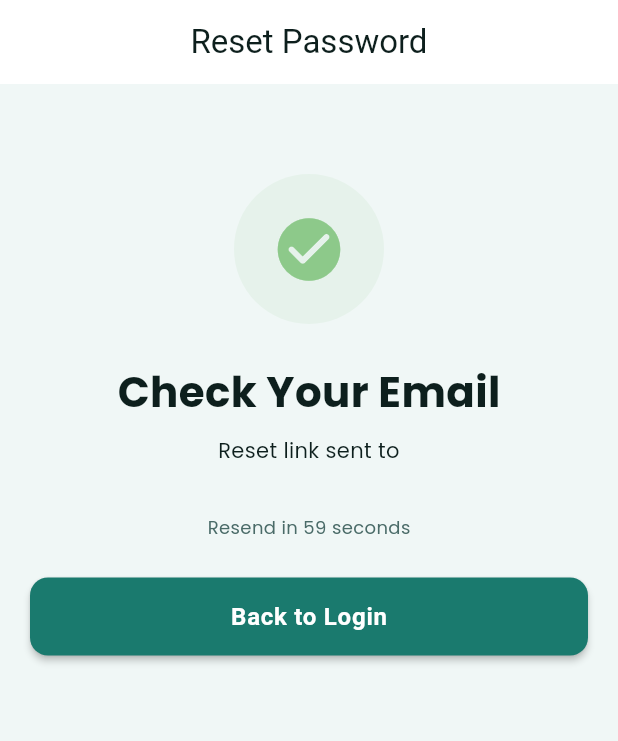
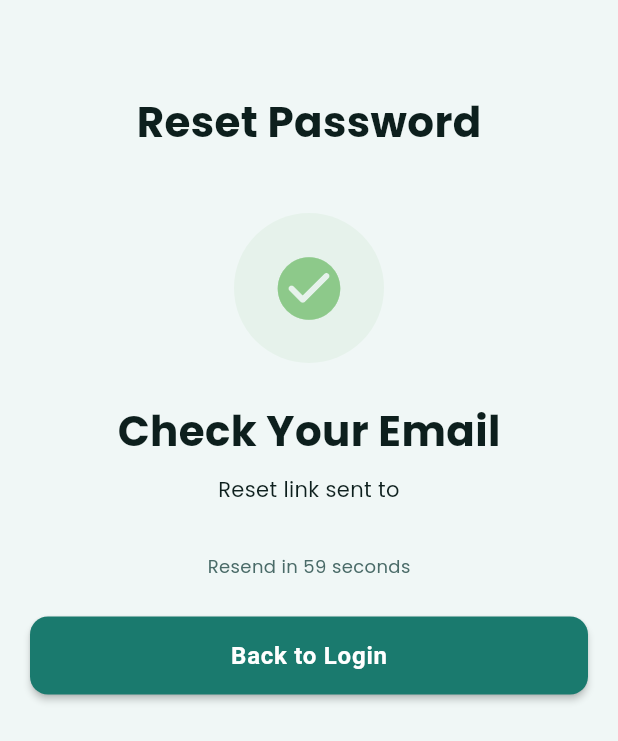
Before and after one commit to Vidushi-Infotech/kharchasplit_revamp, a Flutter app: the ForgotPasswordScreen screen opened by its route, after a tap on "Send Reset Link", on a phone screen of 412 x 824 dp. Shown: the top 741 px of the screen. Run offline on Flutter 3.47's test engine with Material 3 defaults, Android fonts, the phone set to English and light mode, and no system bars; our stand-ins replace flutter_riverpod, go_router, google_fonts, image_picker, shared_preferences; accounts and stored records are empty.

Commit message:
Add responsive web layout to Forgot Password screen
- Add split layout for web (teal left panel + form right panel)
- Keep mobile/tablet centered layout
- Match design consistency with Login and Register screens
- Add responsive utilities import
- Center all form content with proper alignment
- Full-width buttons with proper spacing
- Better visual hierarchy for both mobile and web

Forgot Password screen now displays with same professional split layout on web as Login/Register screens.

Co-Authored-By: Claude Haiku 4.5 <noreply@anthropic.com>

```diff
--- a/lib/modules/auth/screens/forgot_password_screen.dart
+++ b/lib/modules/auth/screens/forgot_password_screen.dart
@@ -1,5 +1,6 @@
 import 'package:flutter/material.dart';
 import 'package:go_router/go_router.dart';
+import '../../../core/responsive/responsive_utils.dart';
 import '../../../core/theme/app_colors.dart';
 import '../../../core/theme/app_text_styles.dart';
 import '../../../components/buttons/primary_button.dart';
@@ -44,22 +45,80 @@ class _ForgotPasswordScreenState extends State<ForgotPasswordScreen>
   @override
   Widget build(BuildContext context) {
     final isDark = Theme.of(context).brightness == Brightness.dark;
+    final isMobile = context.isMobile;
+    final isWeb = context.isWeb;
 
     return Scaffold(
       backgroundColor: AppColors.background(isDark),
-      appBar: AppBar(
-        title: const Text('Reset Password'),
-        elevation: 0,
-      ),
-      body: SafeArea(
+      body: isMobile || !isWeb
+          ? _buildMobileLayout(isDark)
+          : _buildWebLayout(isDark),
+    );
+  }
+
+  Widget _buildMobileLayout(bool isDark) {
+    return SafeArea(
       child: SingleChildScrollView(
         padding: const EdgeInsets.all(20),
-          child: Center(
-            child: ConstrainedBox(
-              constraints: const BoxConstraints(maxWidth: 500),
         child: Column(
           children: [
             const SizedBox(height: 40),
+            _buildFormContent(isDark),
+          ],
+        ),
+      ),
+    );
+  }
+
+  Widget _buildWebLayout(bool isDark) {
+    return Row(
+      children: [
+        Expanded(
+          child: Container(
+            color: AppColors.tealDark,
+            child: Center(
+              child: Column(
+                mainAxisAlignment: MainAxisAlignment.center,
+                children: [
+                  Text('Kharcha Split', style: AppTextStyles.headline1(true)),
+                  const SizedBox(height: 16),
+                  Text(
+                    'Smart expense splitting',
+                    style: AppTextStyles.body1(true),
+                  ),
+                ],
+              ),
+            ),
+          ),
+        ),
+        Expanded(
+          child: Center(
+            child: SingleChildScrollView(
+              padding: const EdgeInsets.all(48),
+              child: ConstrainedBox(
+                constraints: const BoxConstraints(maxWidth: 500),
+                child: _buildFormContent(isDark),
+              ),
+            ),
+          ),
+        ),
+      ],
+    );
+  }
+
+  Widget _buildFormContent(bool isDark) {
+    return Column(
+      crossAxisAlignment: CrossAxisAlignment.stretch,
+      children: [
+        Center(
+          child: Column(
+            children: [
+              Text('Reset Password', style: AppTextStyles.headline2(isDark)),
+              const SizedBox(height: 8),
+            ],
+          ),
+        ),
+        const SizedBox(height: 32),
         AnimatedSwitcher(
           duration: const Duration(milliseconds: 300),
           transitionBuilder: (child, animation) => FadeTransition(
@@ -77,21 +136,17 @@ class _ForgotPasswordScreenState extends State<ForgotPasswordScreen>
               : _buildStep1(isDark),
         ),
       ],
-              ),
-            ),
-          ),
-        ),
-      ),
     );
   }
 
   Widget _buildStep1(bool isDark) {
     return Column(
       key: const ValueKey('step1'),
-      crossAxisAlignment: CrossAxisAlignment.center,
+      crossAxisAlignment: CrossAxisAlignment.stretch,
       children: [
         // Icon
-        Container(
+        Center(
+          child: Container(
             width: 100,
             height: 100,
             decoration: BoxDecoration(
@@ -104,13 +159,21 @@ class _ForgotPasswordScreenState extends State<ForgotPasswordScreen>
               color: AppColors.tealDark,
             ),
           ),
+        ),
         const SizedBox(height: 24),
-        Text('Forgot Password?', style: AppTextStyles.headline2(isDark)),
+        Center(
+          child: Text(
+            'Forgot Password?',
+            style: AppTextStyles.headline2(isDark),
+          ),
+        ),
         const SizedBox(height: 8),
-        Text(
+        Center(
+          child: Text(
             'Enter your registered email and we\'ll send a reset link.',
             textAlign: TextAlign.center,
             style: AppTextStyles.body2(isDark),
+          ),
         ),
         const SizedBox(height: 32),
         AppTextField(
@@ -120,14 +183,24 @@ class _ForgotPasswordScreenState extends State<ForgotPasswordScreen>
           prefixIcon: Icons.email_rounded,
         ),
         const SizedBox(height: 24),
-        PrimaryButton(
+        SizedBox(
+          width: double.infinity,
+          child: PrimaryButton(
             label: 'Send Reset Link',
             onPressed: _handleSendReset,
           ),
+        ),
         const SizedBox(height: 16),
-        TextButton(
+        Center(
+          child: TextButton(
             onPressed: () => context.go('/login'),
-          child: const Text('Back to Login'),
+            child: Text(
+              'Back to Login',
+              style: AppTextStyles.body2(isDark).copyWith(
+                color: AppColors.tealDark,
+              ),
+            ),
+          ),
         ),
       ],
     );
@@ -136,10 +209,11 @@ class _ForgotPasswordScreenState extends State<ForgotPasswordScreen>
   Widget _buildStep2(bool isDark) {
     return Column(
       key: const ValueKey('step2'),
-      crossAxisAlignment: CrossAxisAlignment.center,
+      crossAxisAlignment: CrossAxisAlignment.stretch,
       children: [
         // Success icon
-        Container(
+        Center(
+          child: Container(
             width: 100,
             height: 100,
             decoration: BoxDecoration(
@@ -152,31 +226,48 @@ class _ForgotPasswordScreenState extends State<ForgotPasswordScreen>
               color: AppColors.greenLight,
             ),
           ),
+        ),
         const SizedBox(height: 24),
-        Text('Check Your Email', style: AppTextStyles.headline2(isDark)),
+        Center(
+          child: Text('Check Your Email', style: AppTextStyles.headline2(isDark)),
+        ),
         const SizedBox(height: 8),
-        Text(
+        Center(
+          child: Text(
             'Reset link sent to ${_emailController.text}',
             textAlign: TextAlign.center,
             style: AppTextStyles.body2(isDark),
           ),
+        ),
         const SizedBox(height: 32),
         if (_resendCountdown > 0)
-          Text(
+          Center(
+            child: Text(
               'Resend in $_resendCountdown seconds',
               style: AppTextStyles.caption(isDark),
+            ),
           )
         else
-          TextButton(
+          Center(
+            child: TextButton(
               onPressed: () {
                 _handleSendReset();
               },
-            child: const Text('Resend Email'),
+              child: Text(
+                'Resend Email',
+                style: AppTextStyles.body2(isDark).copyWith(
+                  color: AppColors.tealDark,
+                ),
+              ),
+            ),
           ),
         const SizedBox(height: 24),
-        PrimaryButton(
+        SizedBox(
+          width: double.infinity,
+          child: PrimaryButton(
             label: 'Back to Login',
             onPressed: () => context.go('/login'),
+          ),
         ),
       ],
     );
```
Lines whose indentation alone changed are shown as unchanged.
